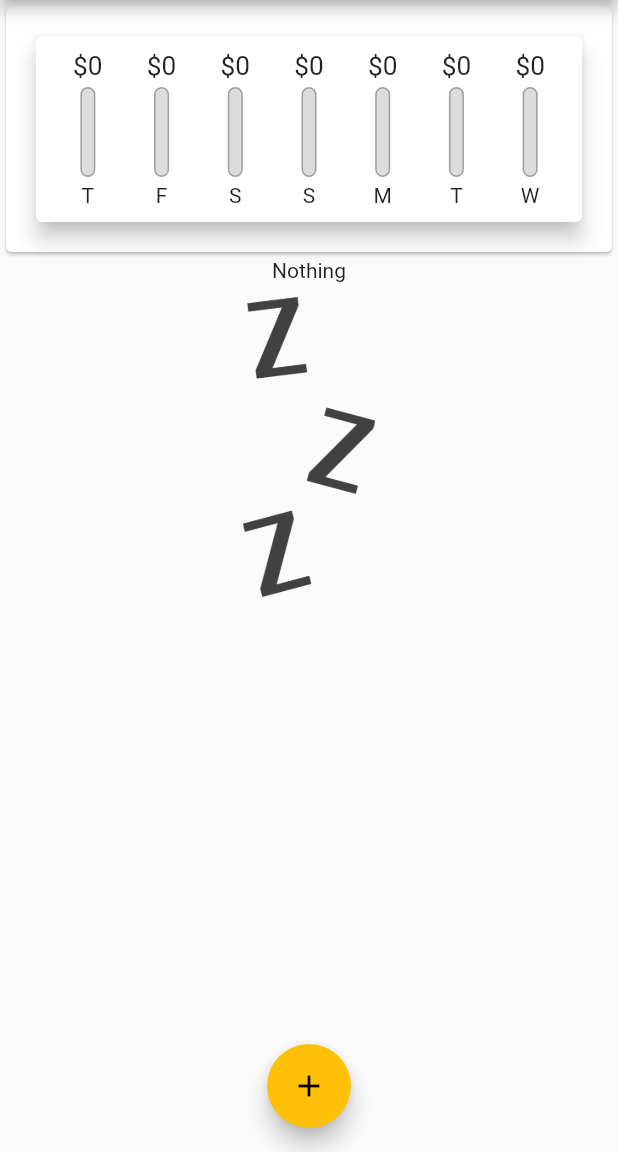
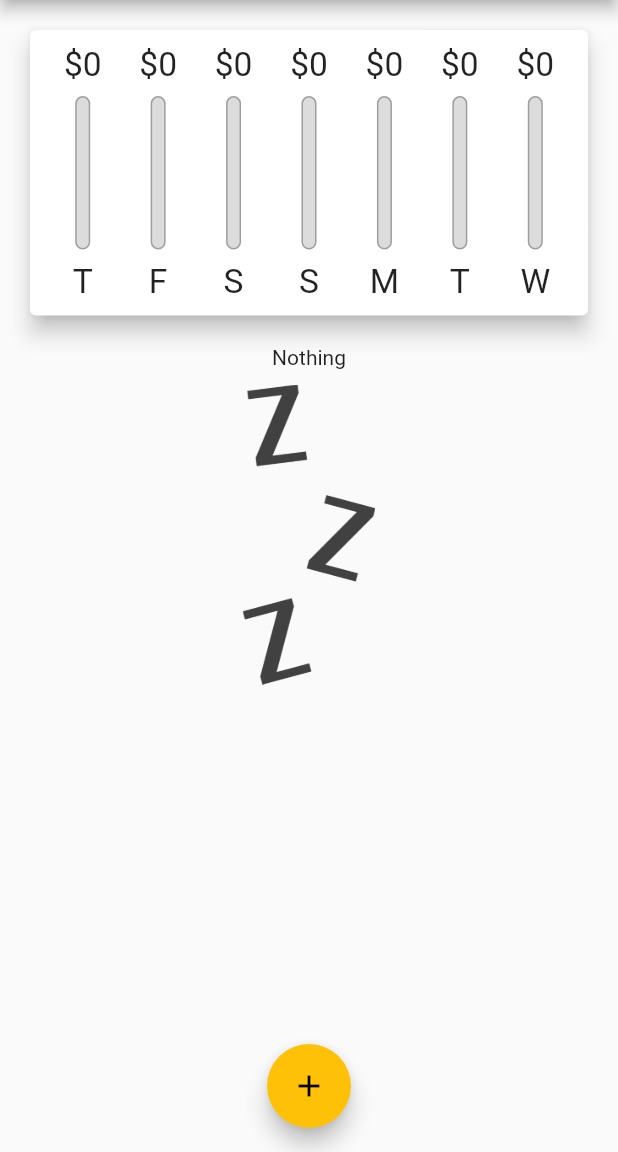
Before and after one commit to dksalsgus/flutter_planning, a Flutter app: the screen it shows after launch, on a phone screen of 412 x 824 dp, the part 84-1236 px from its top. Run offline on Flutter 3.47's test engine with Material 2 defaults, Android fonts, the light colour scheme and no system bars; Roboto replaces fonts that are missing (Open Sans).

Commit message:
apply MediaQuery

```diff
--- a/lib/main.dart
+++ b/lib/main.dart
@@ -83,8 +83,7 @@
 
   @override
   Widget build(BuildContext context) {
-    return Scaffold(
-      appBar: AppBar(
+    final appBar = AppBar(
       title: Text(
         'Personal Expenses',
         style: TextStyle(fontFamily: 'Open Sans'),
@@ -94,19 +93,27 @@
             icon: Icon(Icons.add),
             onPressed: () => _startAddNewTransaction(context))
       ],
-      ),
+    );
+    return Scaffold(
+      appBar: appBar,
       body: SingleChildScrollView(
         child: Column(
           // mainAxisAlignment: MainAxisAlignment.spaceAround,
           crossAxisAlignment: CrossAxisAlignment.stretch,
           children: <Widget>[
             Container(
-              width: double.infinity,
-              child: Card(
+              height: (MediaQuery.of(context).size.height -
+                      appBar.preferredSize.height -
+                      MediaQuery.of(context).padding.top) *
+                  0.3, // 미디어 쿼리로 전체 높이와 appbar 높이 상태바 높이로 계산
               child: Chart(_recentTransactions),
             ),
-            ),
-            TransactionList(transactions, _deleteTransaction)
+            Container(
+                height: (MediaQuery.of(context).size.height -
+                        appBar.preferredSize.height -
+                        MediaQuery.of(context).padding.top) *
+                    0.7,
+                child: TransactionList(transactions, _deleteTransaction))
           ],
         ),
       ),
--- a/lib/widgets/chart_bar.dart
+++ b/lib/widgets/chart_bar.dart
@@ -9,17 +9,19 @@
 
   @override
   Widget build(BuildContext context) {
+    return LayoutBuilder(
+      builder: (ctx, constraints) {
         return Column(
           children: [
             Container(
-            height: 20,
+                height: constraints.maxHeight * 0.15,
                 child: FittedBox(
                     child: Text('\$${spendingAmount.toStringAsFixed(0)}'))),
             SizedBox(
-          height: 4,
+              height: constraints.maxHeight * 0.05,
             ),
             Container(
-            height: 60,
+                height: constraints.maxHeight * 0.6,
                 width: 10,
                 child: Stack(
                   children: [
@@ -40,10 +42,14 @@
                   ],
                 )),
             SizedBox(
-          height: 4,
+              height: constraints.maxHeight * 0.05,
             ),
-        Text(label)
+            Container(
+                height: constraints.maxHeight * 0.15,
+                child: FittedBox(child: Text(label)))
           ],
+        );
+      },
     );
   }
 }
--- a/lib/widgets/transaction_list.dart
+++ b/lib/widgets/transaction_list.dart
@@ -10,9 +10,7 @@
 
   @override
   Widget build(BuildContext context) {
-    return Container(
-      height: 400,
-      child: transactions.isEmpty
+    return transactions.isEmpty
         ? Column(
             children: [
               Text('Nothing'),
@@ -38,8 +36,8 @@
                   title: Text(
                     transactions[index].title,
                   ),
-                    subtitle: Text(
-                        DateFormat.yMMMd().format(transactions[index].date)),
+                  subtitle:
+                      Text(DateFormat.yMMMd().format(transactions[index].date)),
                   leading: CircleAvatar(
                     radius: 30,
                     child: Padding(
@@ -58,7 +56,6 @@
                 ),
               );
             },
-            ),
           );
   }
 }
```
Lines whose indentation alone changed are shown as unchanged.
